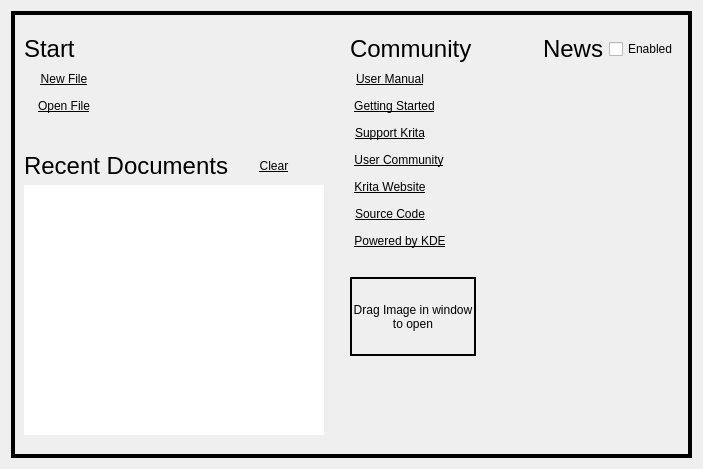
The window that libs/ui/forms/KisWelcomePage.ui (KDE/krita) describes before a commit, drawn with Qt 5.
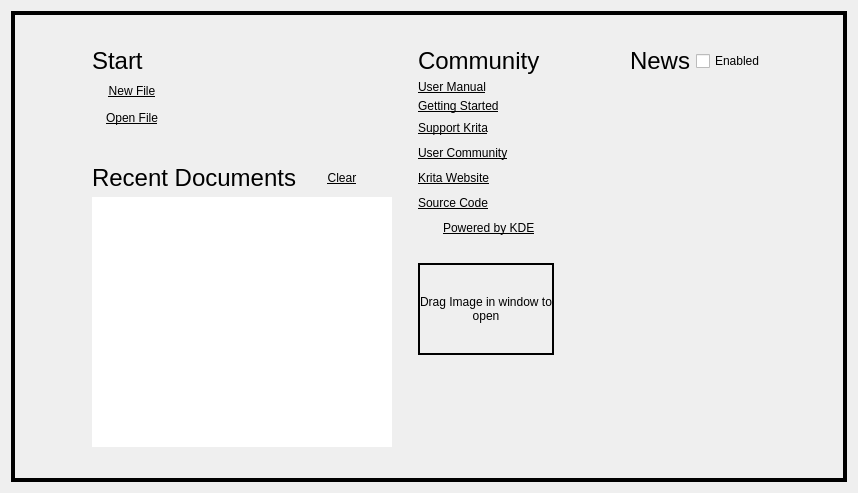
The same window after the commit. Custom widgets are drawn as their Qt base class.

Commit message: BUG:399394 Change welcome screen URL links from push buttons to labels

The edit to the form file:
```diff
--- a/libs/ui/forms/KisWelcomePage.ui
+++ b/libs/ui/forms/KisWelcomePage.ui
@@ -6,8 +6,8 @@
    <rect>
     <x>0</x>
     <y>0</y>
-    <width>703</width>
-    <height>469</height>
+    <width>858</width>
+    <height>493</height>
    </rect>
   </property>
   <property name="sizePolicy">
@@ -19,7 +19,7 @@
   <property name="autoFillBackground">
    <bool>false</bool>
   </property>
-  <layout class="QHBoxLayout" name="horizontalLayout_13">
+  <layout class="QVBoxLayout" name="verticalLayout_4">
    <item>
     <widget class="QFrame" name="dropFrameBorder">
      <property name="frameShape">
@@ -73,13 +73,7 @@
            <number>0</number>
           </property>
           <item>
-           <widget class="QPushButton" name="manualLink">
-            <property name="sizePolicy">
-             <sizepolicy hsizetype="Minimum" vsizetype="Fixed">
-              <horstretch>0</horstretch>
-              <verstretch>0</verstretch>
-             </sizepolicy>
-            </property>
+           <widget class="QLabel" name="manualLink">
             <property name="font">
              <font>
               <underline>true</underline>
@@ -91,12 +85,6 @@
             <property name="text">
              <string>User Manual</string>
             </property>
-            <property name="checkable">
-             <bool>false</bool>
-            </property>
-            <property name="flat">
-             <bool>true</bool>
-            </property>
            </widget>
           </item>
           <item>
@@ -123,7 +111,7 @@
            <number>0</number>
           </property>
           <item>
-           <widget class="QPushButton" name="gettingStartedLink">
+           <widget class="QLabel" name="gettingStartedLink">
             <property name="font">
              <font>
               <underline>true</underline>
@@ -135,12 +123,6 @@
             <property name="text">
              <string>Getting Started</string>
             </property>
-            <property name="checkable">
-             <bool>false</bool>
-            </property>
-            <property name="flat">
-             <bool>true</bool>
-            </property>
            </widget>
           </item>
           <item>
@@ -161,7 +143,7 @@
         <item>
          <layout class="QHBoxLayout" name="horizontalLayout_4">
           <item>
-           <widget class="QPushButton" name="supportKritaLink">
+           <widget class="QLabel" name="supportKritaLink">
             <property name="font">
              <font>
               <underline>true</underline>
@@ -173,12 +155,6 @@
             <property name="text">
              <string>Support Krita</string>
             </property>
-            <property name="checkable">
-             <bool>false</bool>
-            </property>
-            <property name="flat">
-             <bool>true</bool>
-            </property>
            </widget>
           </item>
           <item>
@@ -199,7 +175,7 @@
         <item>
          <layout class="QHBoxLayout" name="horizontalLayout_5">
           <item>
-           <widget class="QPushButton" name="userCommunityLink">
+           <widget class="QLabel" name="userCommunityLink">
             <property name="font">
              <font>
               <underline>true</underline>
@@ -211,12 +187,6 @@
             <property name="text">
              <string>User Community</string>
             </property>
-            <property name="checkable">
-             <bool>false</bool>
-            </property>
-            <property name="flat">
-             <bool>true</bool>
-            </property>
            </widget>
           </item>
           <item>
@@ -237,7 +207,7 @@
         <item>
          <layout class="QHBoxLayout" name="horizontalLayout_6">
           <item>
-           <widget class="QPushButton" name="kritaWebsiteLink">
+           <widget class="QLabel" name="kritaWebsiteLink">
             <property name="font">
              <font>
               <underline>true</underline>
@@ -249,12 +219,6 @@
             <property name="text">
              <string>Krita Website</string>
             </property>
-            <property name="checkable">
-             <bool>false</bool>
-            </property>
-            <property name="flat">
-             <bool>true</bool>
-            </property>
            </widget>
           </item>
           <item>
@@ -281,7 +245,7 @@
            <number>0</number>
           </property>
           <item>
-           <widget class="QPushButton" name="sourceCodeLink">
+           <widget class="QLabel" name="sourceCodeLink">
             <property name="font">
              <font>
               <underline>true</underline>
@@ -293,12 +257,6 @@
             <property name="text">
              <string>Source Code</string>
             </property>
-            <property name="checkable">
-             <bool>false</bool>
-            </property>
-            <property name="flat">
-             <bool>true</bool>
-            </property>
            </widget>
           </item>
           <item>
@@ -322,7 +280,29 @@
            <number>20</number>
           </property>
           <item>
-           <widget class="QPushButton" name="poweredByKDELink">
+           <widget class="QPushButton" name="kdeIcon">
+            <property name="minimumSize">
+             <size>
+              <width>20</width>
+              <height>20</height>
+             </size>
+            </property>
+            <property name="maximumSize">
+             <size>
+              <width>20</width>
+              <height>20</height>
+             </size>
+            </property>
+            <property name="text">
+             <string/>
+            </property>
+            <property name="flat">
+             <bool>true</bool>
+            </property>
+           </widget>
+          </item>
+          <item>
+           <widget class="QLabel" name="poweredByKDELink">
             <property name="font">
              <font>
               <underline>true</underline>
@@ -334,12 +314,6 @@
             <property name="text">
              <string>Powered by KDE</string>
             </property>
-            <property name="checkable">
-             <bool>false</bool>
-            </property>
-            <property name="flat">
-             <bool>true</bool>
-            </property>
            </widget>
           </item>
           <item>
```
Left out of the diff: 21 changed lines with no effect on the pictures. The commit also changes 2 other files.
